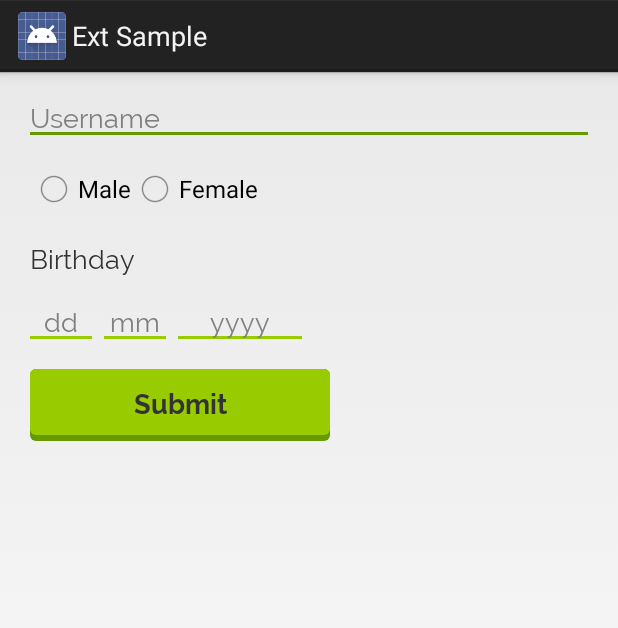
After one commit to CodeAndMagic/AndroidWidgetsExt, an Android app: the layout fragment_simple_form.xml on its own in the app's theme, with its tools: preview values and no code run, on a phone screen of 412 x 824 dp. The commit adds this screen. Shown: the top 628 px of the screen. Run offline under Robolectric (Android 15) with nearby library versions, the phone set to English and light mode, and no system bars.

Commit message:
Simple example of form validation. (TODO fix the RadioGroup)

```diff
--- a/app/src/main/AndroidManifest.xml
+++ b/app/src/main/AndroidManifest.xml
@@ -17,6 +17,8 @@
                 <category android:name="android.intent.category.LAUNCHER"/>
             </intent-filter>
         </activity>
+
+        <activity android:name=".FormActivity"/>
     </application>
 
 </manifest>
--- a/app/src/main/res/layout/activity_home.xml
+++ b/app/src/main/res/layout/activity_home.xml
@@ -24,6 +24,7 @@
         android:text="Normal text"/>
 
     <ext.Button
+        android:id="@+id/button"
         android:layout_width="wrap_content"
         android:layout_height="wrap_content"
         android:layout_marginTop="16dp"
--- /dev/null
+++ b/app/src/main/res/layout/fragment_simple_form.xml
@@ -0,0 +1,80 @@
+<LinearLayout xmlns:android="http://schemas.android.com/apk/res/android"
+              android:layout_width="match_parent"
+              android:layout_height="match_parent"
+              android:orientation="vertical"
+              android:padding="20dp">
+
+    <ext.EditText
+        android:id="@+id/username"
+        android:layout_width="match_parent"
+        android:layout_height="wrap_content"
+        android:hint="Username"/>
+
+    <RadioGroup
+        android:id="@+id/gender"
+        android:layout_width="match_parent"
+        android:layout_height="wrap_content"
+        android:orientation="horizontal"
+        android:layout_marginTop="20dp">
+
+        <RadioButton
+            android:id="@+id/male"
+            android:layout_width="wrap_content"
+            android:layout_height="wrap_content"
+            android:text="Male"/>
+
+        <RadioButton
+            android:id="@+id/female"
+            android:layout_width="wrap_content"
+            android:layout_height="wrap_content"
+            android:text="Female"/>
+    </RadioGroup>
+
+    <ext.TextView
+        android:layout_width="match_parent"
+        android:layout_height="wrap_content"
+        android:layout_marginTop="20dp"
+        android:text="Birthday"/>
+
+    <LinearLayout
+        android:layout_width="match_parent"
+        android:layout_height="wrap_content"
+        android:orientation="horizontal"
+        android:layout_marginTop="20dp">
+
+        <ext.EditText
+            android:id="@+id/birthday_day"
+            android:layout_width="wrap_content"
+            android:layout_height="wrap_content"
+            android:minEms="2"
+            android:gravity="center"
+            android:hint="dd"/>
+
+        <ext.EditText
+            android:id="@+id/birthday_month"
+            android:layout_width="wrap_content"
+            android:layout_height="wrap_content"
+            android:layout_marginLeft="8dp"
+            android:minEms="2"
+            android:gravity="center"
+            android:hint="mm"/>
+
+        <ext.EditText
+            android:id="@+id/birthday_year"
+            android:layout_width="wrap_content"
+            android:layout_height="wrap_content"
+            android:layout_marginLeft="8dp"
+            android:minEms="4"
+            android:gravity="center"
+            android:hint="yyyy"/>
+
+    </LinearLayout>
+
+    <ext.Button
+        android:id="@+id/submit"
+        android:layout_width="wrap_content"
+        android:layout_height="wrap_content"
+        android:layout_marginTop="20dp"
+        android:text="Submit"/>
+
+</LinearLayout>
--- a/app/src/main/res/values/strings.xml
+++ b/app/src/main/res/values/strings.xml
@@ -5,4 +5,7 @@
     <string name="hello_world">Hello world!</string>
     <string name="action_settings">Settings</string>
 
+    <string name="birthday_error">You need to be at least 18.</string>
+    <string name="gender_error">Expecting \'male\' or \'female\'.</string>
+
 </resources>
```
Also changed, not shown: app/src/main/java/ext/sample/FormActivity.java (added, +18 -0 lines), app/src/main/java/ext/sample/HomeActivity.java (+10 -0 lines), app/src/main/java/ext/sample/SimpleFormFragment.java (added, +132 -0 lines), lib/src/main/java/ext/extensions/forms/Form.java (+52 -30 lines), lib/src/main/java/ext/extensions/forms/Forms.java (added, +144 -0 lines), lib/src/main/java/ext/extensions/forms/Input.java (+14 -0 lines), lib/src/main/java/ext/extensions/forms/ValidationException.java (+10 -1 lines), lib/src/main/java/ext/extensions/forms/ValidationFailure.java (+12 -1 lines).
